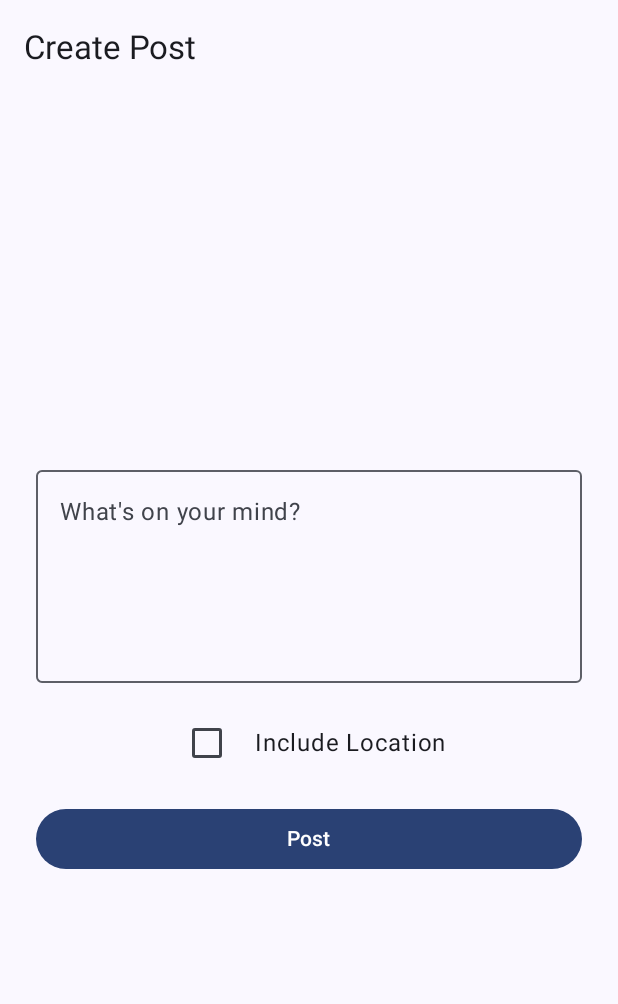
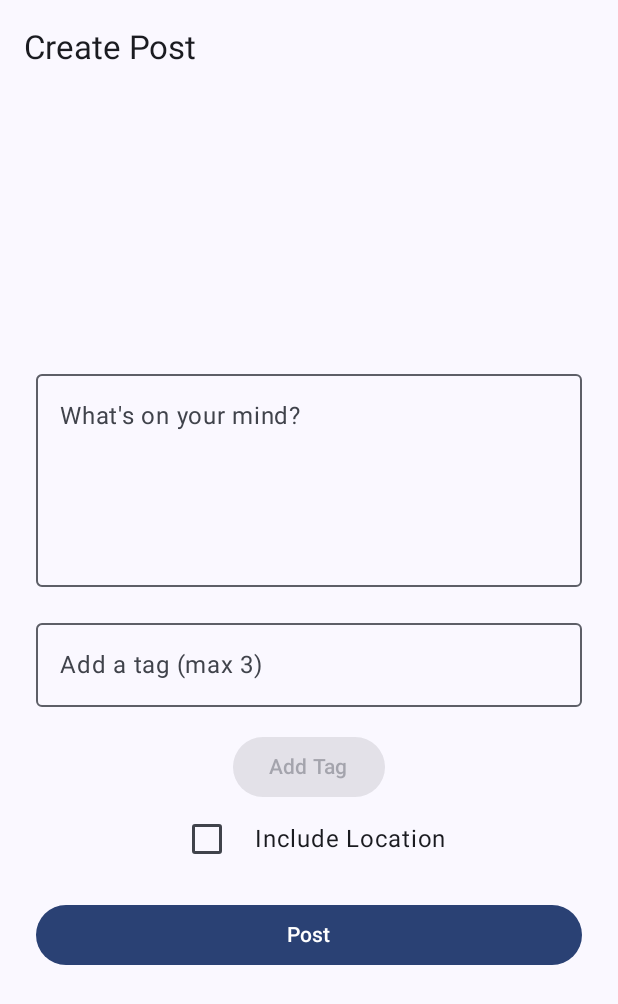
Before and after one commit to PaulLeung93/Echo, an Android app built with Jetpack Compose: the create_post screen opened through its navigation route, on a phone screen of 412 x 824 dp. Shown: the top 1004 px of the screen. Run offline under Robolectric (Android 15) with nearby library versions, the phone set to English and light mode, and no system bars; our stand-ins replace Firebase (no records; nobody signed in at launch, a user with empty details on screens opened directly).

Commit message:
feat: display post tags
-Updated PostCard to render tags using AssistChips
-updated CreatePostScreen and CreatePostViewModel to accept user tags

```diff
--- a/app/src/main/java/com/example/echo/models/Post.kt
+++ b/app/src/main/java/com/example/echo/models/Post.kt
@@ -6,5 +6,6 @@ data class Post(
     val message: String = "",
     val timestamp: Long = 0L,
     val latitude: Double? = null,
-    val longitude: Double? = null
+    val longitude: Double? = null,
+    val tags: List<String> = emptyList()
 )
--- a/app/src/main/java/com/example/echo/ui/create/CreatePostScreen.kt
+++ b/app/src/main/java/com/example/echo/ui/create/CreatePostScreen.kt
@@ -4,11 +4,15 @@ import android.Manifest
 import android.annotation.SuppressLint
 import android.content.pm.PackageManager
 import androidx.compose.foundation.layout.*
+import androidx.compose.foundation.text.KeyboardOptions
+import androidx.compose.material.icons.Icons
+import androidx.compose.material.icons.filled.Close
 import androidx.compose.material3.*
 import androidx.compose.runtime.*
 import androidx.compose.ui.Alignment
 import androidx.compose.ui.Modifier
 import androidx.compose.ui.platform.LocalContext
+import androidx.compose.ui.text.input.ImeAction
 import androidx.compose.ui.unit.dp
 import androidx.core.app.ActivityCompat
 import androidx.lifecycle.viewmodel.compose.viewModel
@@ -35,6 +39,10 @@ fun CreatePostScreen(
     var latitude by remember { mutableStateOf<Double?>(null) }
     var longitude by remember { mutableStateOf<Double?>(null) }
 
+    var newTag by remember { mutableStateOf("") }
+    val tags = remember { mutableStateListOf<String>() }
+    val maxTags = 3
+
     Scaffold(
         topBar = {
             TopAppBar(
@@ -54,7 +62,6 @@ fun CreatePostScreen(
             contentAlignment = Alignment.Center
         ) {
             Column(horizontalAlignment = Alignment.CenterHorizontally) {
-
                 errorMessage?.let { error ->
                     LaunchedEffect(error) {
                         snackbarHostState.showSnackbar(error)
@@ -74,6 +81,53 @@ fun CreatePostScreen(
                 )
 
                 Spacer(modifier = Modifier.height(16.dp))
+
+                // Tag input
+                OutlinedTextField(
+                    value = newTag,
+                    onValueChange = { newTag = it },
+                    label = { Text("Add a tag (max 3)") },
+                    singleLine = true,
+                    keyboardOptions = KeyboardOptions.Default.copy(imeAction = ImeAction.Done),
+                    modifier = Modifier.fillMaxWidth()
+                )
+
+                Spacer(modifier = Modifier.height(8.dp))
+
+                Row(horizontalArrangement = Arrangement.spacedBy(8.dp)) {
+                    tags.forEach { tag ->
+                        AssistChip(
+                            onClick = {},
+                            label = { Text(tag) },
+                            trailingIcon = {
+                                IconButton(onClick = { tags.remove(tag) }) {
+                                    Icon(Icons.Default.Close, contentDescription = "Remove Tag")
+                                }
+                            }
+                        )
+                    }
+                }
+
+                Spacer(modifier = Modifier.height(8.dp))
+
+                Button(
+                    onClick = {
+                        val trimmed = newTag.trim()
+                        if (trimmed.isNotBlank() && trimmed.length <= 30 && !tags.contains(trimmed.lowercase())) {
+                            if (tags.size < maxTags) {
+                                tags.add(trimmed.lowercase())
+                                newTag = ""
+                            } else {
+                                coroutineScope.launch {
+                                    snackbarHostState.showSnackbar("You can only add up to 3 tags.")
+                                }
+                            }
+                        }
+                    },
+                    enabled = newTag.isNotBlank() && tags.size < maxTags
+                ) {
+                    Text("Add Tag")
+                }
 
                 // Include Location Checkbox
                 Row(
@@ -103,7 +157,7 @@ fun CreatePostScreen(
                                         }
                                     }
                                 }
-                                // If no permission, do nothing (don't crash)
+                                // If no permission, do nothing
                             } else {
                                 latitude = null
                                 longitude = null
@@ -124,6 +178,7 @@ fun CreatePostScreen(
                             includeLocation,
                             userLatitude = if (includeLocation) latitude else null,
                             userLongitude = if (includeLocation) longitude else null,
+                            tags = tags.toList()
                         ) {
                             navController.navigate(Destinations.FEED) {
                                 popUpTo(Destinations.FEED) { inclusive = true }
--- a/app/src/main/java/com/example/echo/ui/feed/FeedScreen.kt
+++ b/app/src/main/java/com/example/echo/ui/feed/FeedScreen.kt
@@ -7,9 +7,6 @@ import androidx.compose.foundation.lazy.items
 import androidx.compose.material.icons.Icons
 import androidx.compose.material.icons.filled.Add
 import androidx.compose.material.icons.filled.ExitToApp
-import androidx.compose.material.icons.filled.Home
-import androidx.compose.material.icons.filled.Map
-import androidx.compose.material.icons.filled.Person
 import androidx.compose.material3.*
 import androidx.compose.runtime.*
 import androidx.compose.ui.Alignment
@@ -24,10 +21,8 @@ import com.example.echo.models.Post
 import com.example.echo.navigation.Destinations
 import com.example.echo.ui.auth.AuthViewModel
 import com.example.echo.utils.Constants
-import com.example.echo.utils.formatTimestamp
 import com.google.accompanist.swiperefresh.SwipeRefresh
 import com.google.accompanist.swiperefresh.rememberSwipeRefreshState
-import kotlinx.coroutines.launch
 import com.example.echo.components.PostCard
 import com.example.echo.ui.common.BottomNavigationBar
 
--- a/app/src/main/java/com/example/echo/utils/Constants.kt
+++ b/app/src/main/java/com/example/echo/utils/Constants.kt
@@ -22,5 +22,6 @@ object Constants {
     const val ROUTE_MAP = "map"
 
     const val FIELD_LIKES = "likes"
+    const val FIELD_TAGS = "tags"
 
 }
```
Also changed, not shown: app/src/main/java/com/example/echo/components/PostCard.kt (+21 -2 lines), app/src/main/java/com/example/echo/ui/create/CreatePostViewModel.kt (+13 -1 lines), app/src/main/java/com/example/echo/ui/feed/FeedViewModel.kt (+10 -11 lines), app/src/main/java/com/example/echo/ui/post/PostDetailScreen.kt (+28 -4 lines).
